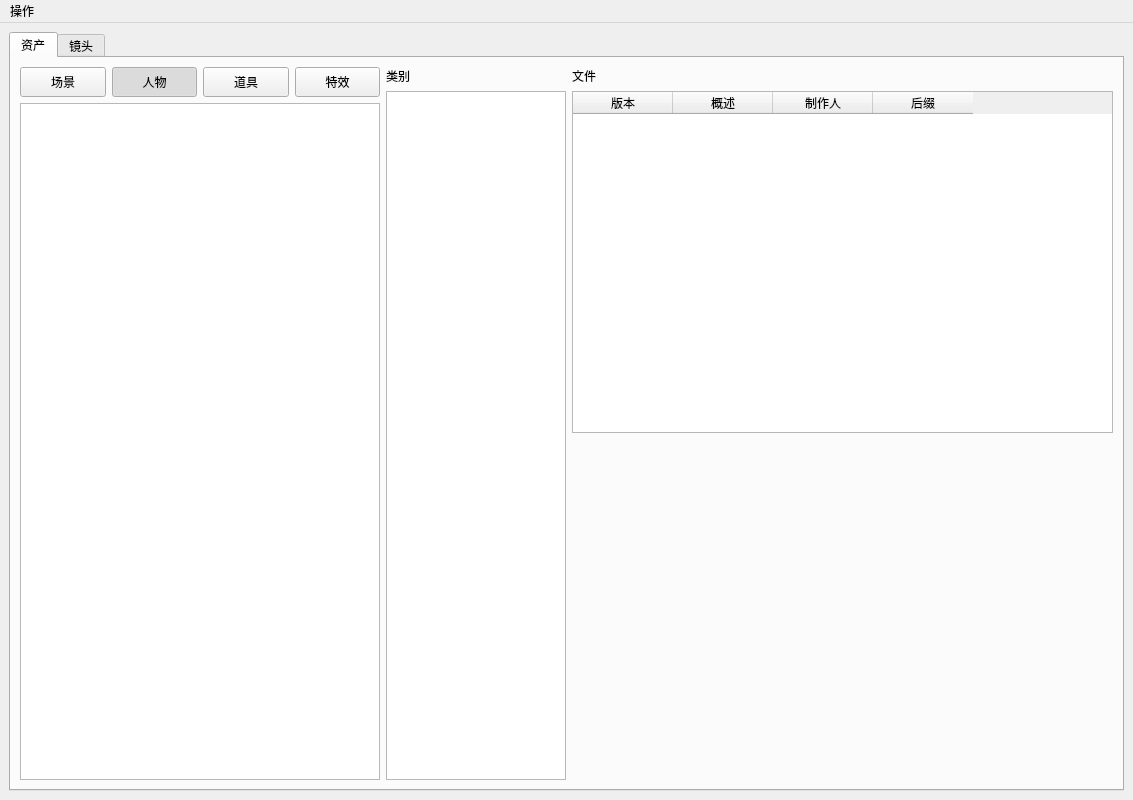
Above: UiFile/ProjectBrowser.ui from uuiid/prjQ9-doodle before the change. Below: the same form after it.
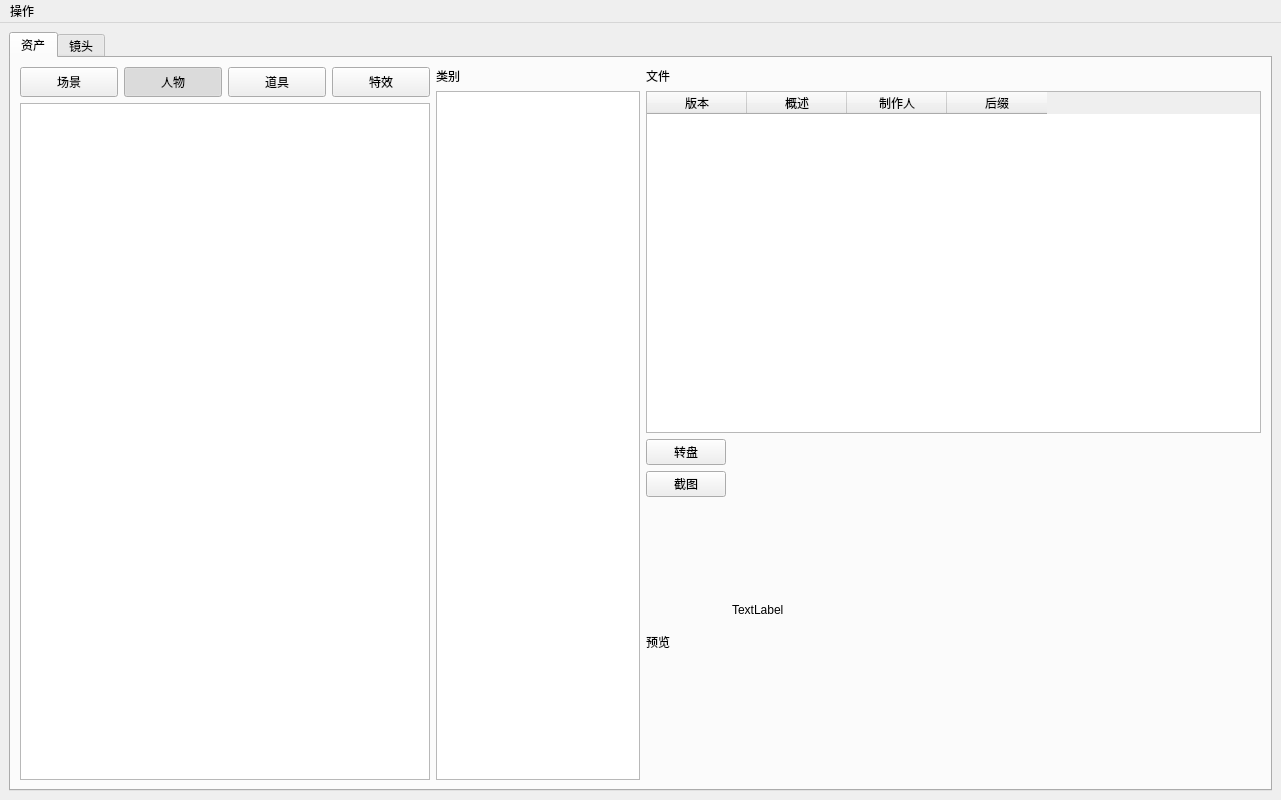
That is the form after the change.

Diff of the .ui file:
```diff
--- a/UiFile/ProjectBrowser.ui
+++ b/UiFile/ProjectBrowser.ui
@@ -6,7 +6,7 @@
    <rect>
     <x>0</x>
     <y>0</y>
-    <width>1133</width>
+    <width>1281</width>
     <height>800</height>
    </rect>
   </property>
@@ -192,11 +192,40 @@
              </widget>
             </item>
             <item>
-             <widget class="QLabel" name="label_3">
-              <property name="text">
-               <string/>
-              </property>
-             </widget>
+             <layout class="QHBoxLayout" name="horizontalLayout_8" stretch="0,1">
+              <item>
+               <layout class="QVBoxLayout" name="verticalLayout_11" stretch="0,0,1">
+                <item>
+                 <widget class="QPushButton" name="pushButton_2">
+                  <property name="text">
+                   <string>转盘</string>
+                  </property>
+                 </widget>
+                </item>
+                <item>
+                 <widget class="QPushButton" name="pushButton">
+                  <property name="text">
+                   <string>截图</string>
+                  </property>
+                 </widget>
+                </item>
+                <item>
+                 <widget class="QLabel" name="label_3">
+                  <property name="text">
+                   <string>预览</string>
+                  </property>
+                 </widget>
+                </item>
+               </layout>
+              </item>
+              <item>
+               <widget class="QLabel" name="label">
+                <property name="text">
+                 <string>TextLabel</string>
+                </property>
+               </widget>
+              </item>
+             </layout>
             </item>
            </layout>
           </item>
@@ -392,7 +421,7 @@
     <rect>
      <x>0</x>
      <y>0</y>
-     <width>1133</width>
+     <width>1281</width>
      <height>23</height>
     </rect>
    </property>
```
Left out of the diff: 6 changed lines with no effect on the pictures.
